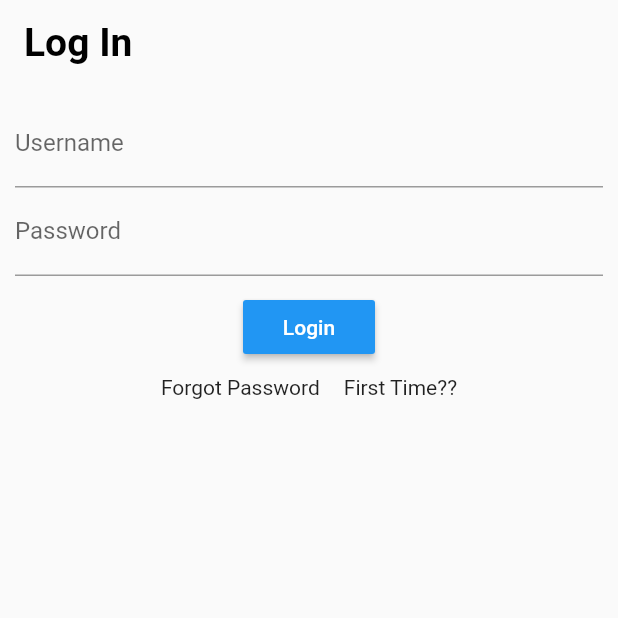
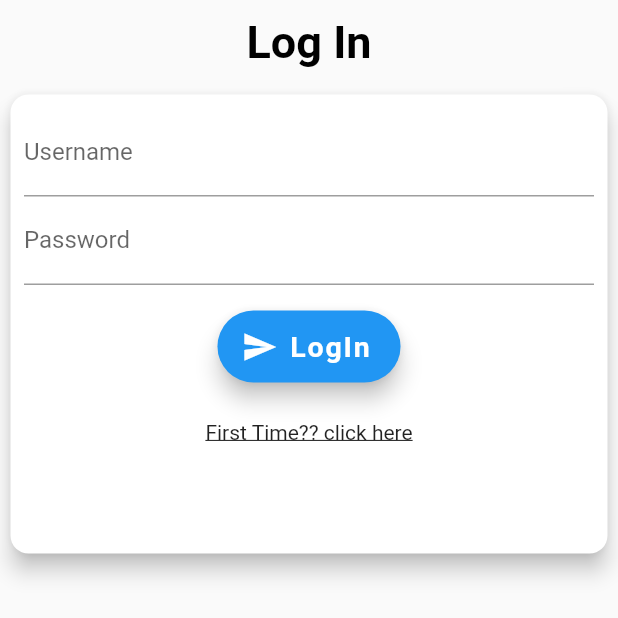
Before and after one commit to aanantt/ToDo_frontend_flutter, a Flutter app: the screen it shows after launch, on a phone screen of 412 x 824 dp, the top half of it. Run offline on Flutter 3.47's test engine with Material 2 defaults, Android fonts, the phone set to English and light mode, and no system bars; our stand-ins replace dio, equatable, flutter_bloc, flutter_slidable, shared_preferences.

Commit message:
first_commit

```diff
--- a/lib/authentication/login.dart
+++ b/lib/authentication/login.dart
@@ -25,26 +25,26 @@ class _LoginState extends State<Login> {
   SharedPreferences prefs;
   var dio = Dio();
 
-
-
   @override
   Widget build(BuildContext context) {
     return Scaffold(
       appBar: AppBar(
         elevation: 0,
+        centerTitle: true,
         backgroundColor: Colors.transparent,
         title: Text(
           "Log In",
           style: TextStyle(
-              color: Colors.black, fontWeight: FontWeight.bold, fontSize: 26),
+              color: Colors.black, fontWeight: FontWeight.bold, fontSize: 30),
         ),
       ),
       body: BlocListener<DataBloc, DataState>(
           child: buildContainer(context, error.text),
           listener: (context1, state) {
             if (state is ResponseDataState) {
-              if (state.code!= 'Wrong credentials') {
-                Navigator.pushReplacement(context, MaterialPageRoute(builder: (_) {
+              if (state.code != 'Wrong credentials') {
+                Navigator.pushReplacement(context,
+                    MaterialPageRoute(builder: (_) {
                   return MyHomePage(
                     token: state.code,
                   );
@@ -54,12 +54,35 @@ class _LoginState extends State<Login> {
                     context: context,
                     builder: (_) {
                       return Dialog(
-                        child: Text("ERROR_WRONG_PASSWORD"),
+                        child: Padding(
+                          padding: const EdgeInsets.all(18.0),
+                          child: Text("Wrong Credentials.."),
+                        ),
                       );
+                    }).whenComplete(() {
+                  Navigator.pop(context);
                 });
               }
             } else if (state is IsLoading) {
-              error.text = 'Loading...';
+              showDialog(
+                  context: context,
+                  builder: (_) {
+                    return Dialog(
+                      child: Row(
+                        mainAxisSize: MainAxisSize.min,
+                        children: [
+                          Padding(
+                            padding: const EdgeInsets.all(18.0),
+                            child: CircularProgressIndicator(),
+                          ),
+                          Padding(
+                            padding: const EdgeInsets.all(18.0),
+                            child: Text("Loading...."),
+                          ),
+                        ],
+                      ),
+                    );
+                  });
             } else if (state is InitialState) {
               return buildContainer(context, '');
             }
@@ -69,53 +92,56 @@ class _LoginState extends State<Login> {
 
   buildContainer(BuildContext context, String error) {
     return Container(
-        padding: EdgeInsets.all(10),
-        child: Center(
+        padding: EdgeInsets.all(3),
+        child: Card(
+          elevation: 6,
+          shape:
+              RoundedRectangleBorder(borderRadius: BorderRadius.circular(12)),
+          child: Container(
+            margin: EdgeInsets.all(9),
             child: Column(
+              mainAxisSize: MainAxisSize.min,
               children: [
                 TextFormField(
                     controller: username,
                     decoration: InputDecoration(labelText: "Username")),
                 TextFormField(
+                    obscureText: true,
                     controller: password,
                     decoration: InputDecoration(labelText: "Password")),
-              SizedBox(height: 10),
-              BlocListener<DataBloc, DataState>(
-                listener: (BuildContext context1, DataState state) {},
-                child: MaterialButton(
-                    color: Colors.blue,
-                    onPressed: () async {
+                SizedBox(height: 17),
+                FloatingActionButton.extended(
+                  onPressed: () {
                     context.bloc<DataBloc>().add(LoginRequest(
                         password: password.text, username: username.text));
                   },
-                    child:
-                        Text("Login", style: TextStyle(color: Colors.white))),
+                  label: Text("LogIn",
+                      style: TextStyle(
+                          fontSize: 19,
+                          color: Colors.white,
+                          fontWeight: FontWeight.bold)),
+                  icon: Icon(Icons.send),
                 ),
-              Row(mainAxisSize: MainAxisSize.min, children: [
-                Padding(
-                  padding: const EdgeInsets.all(8.0),
-                  child: InkWell(
-                    onTap: () {},
-                    child: Text("Forgot Password"),
-                  ),
-                ),
+                SizedBox(height: 17),
                 Padding(
                   padding: const EdgeInsets.all(8.0),
                   child: InkWell(
                     onTap: () {
-                      Navigator.push(context, MaterialPageRoute(builder: (_) {
+                      Navigator.pushReplacement(context,
+                          MaterialPageRoute(builder: (_) {
                         return Signup();
                       }));
                     },
-                    child: Text("First Time??"),
+                    child: Text("First Time?? click here",
+                        style: TextStyle(decoration: TextDecoration.underline)),
                   ),
                 ),
-              ]),
                 ListTile(
                     title: Center(
-                      child:
-                          Text("$error", style: TextStyle(color: Colors.red)))),
+                        child: Text("$error",
+                            style: TextStyle(color: Colors.red)))),
               ],
+            ),
           ),
         ));
   }
--- a/lib/main.dart
+++ b/lib/main.dart
@@ -31,6 +31,7 @@ class MyApp extends StatelessWidget {
   Widget build(BuildContext context) {
     return MaterialApp(
       title: 'Flutter Demo',
+      debugShowCheckedModeBanner: false,
       theme: ThemeData(
         primarySwatch: Colors.blue,
         visualDensity: VisualDensity.adaptivePlatformDensity,
```
Also changed, not shown: lib/authentication/signup.dart (+73 -29 lines), lib/homepage.dart (+11 -5 lines), images/01.png (added), images/02.png (added), images/03.png (added), images/04.png (added). Lines whose indentation alone changed are shown as unchanged.
